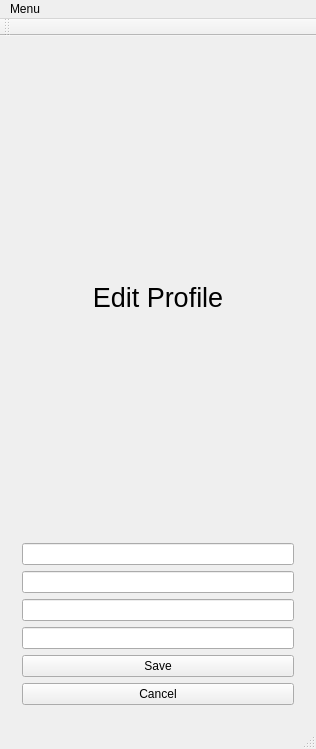
This is cuACS/mainwindow.ui in husseinkhlawey/NullPointerException as Qt 5 draws it before an edit. The edited form follows.
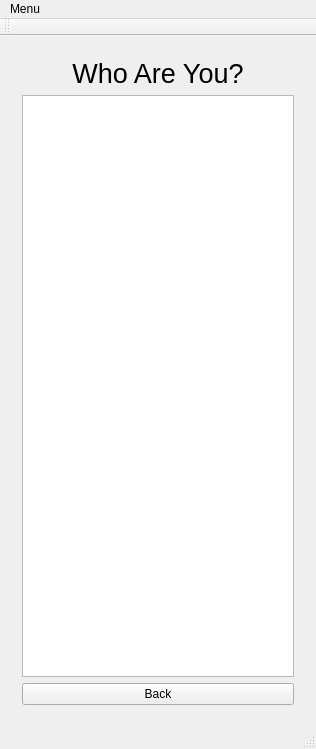
This is the edited form. The open tabs and pages were chosen to show the change.

Patch:
```diff
--- a/cuACS/mainwindow.ui
+++ b/cuACS/mainwindow.ui
@@ -334,47 +334,6 @@
         </item>
        </layout>
       </widget>
-      <widget class="QWidget" name="editAnimalProfile">
-       <layout class="QVBoxLayout" name="verticalLayout_12">
-        <item>
-         <widget class="QLabel" name="label_12">
-          <property name="text">
-           <string>&lt;html&gt;&lt;head/&gt;&lt;body&gt;&lt;p align=&quot;center&quot;&gt;&lt;span style=&quot; font-size:20pt;&quot;&gt;Edit Profile&lt;/span&gt;&lt;/p&gt;&lt;/body&gt;&lt;/html&gt;</string>
-          </property>
-         </widget>
-        </item>
-        <item>
-         <widget class="QLineEdit" name="lineEdit_24"/>
-        </item>
-        <item>
-         <widget class="QLineEdit" name="lineEdit_25"/>
-        </item>
-        <item>
-         <widget class="QLineEdit" name="lineEdit_26">
-          <property name="text">
-           <string/>
-          </property>
-         </widget>
-        </item>
-        <item>
-         <widget class="QLineEdit" name="lineEdit_27"/>
-        </item>
-        <item>
-         <widget class="QPushButton" name="EAP_save">
-          <property name="text">
-           <string>Save</string>
-          </property>
-         </widget>
-        </item>
-        <item>
-         <widget class="QPushButton" name="EAP_cancel">
-          <property name="text">
-           <string>Cancel</string>
-          </property>
-         </widget>
-        </item>
-       </layout>
-      </widget>
       <widget class="QWidget" name="page_11">
        <layout class="QVBoxLayout" name="verticalLayout_6">
         <item>
```
